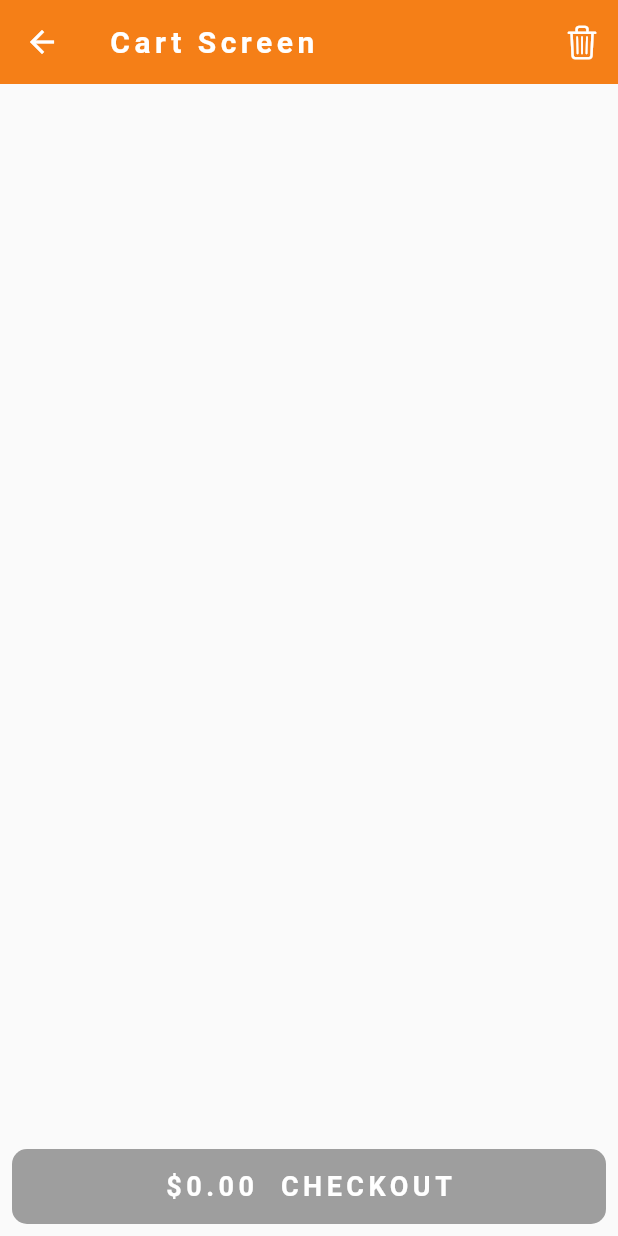
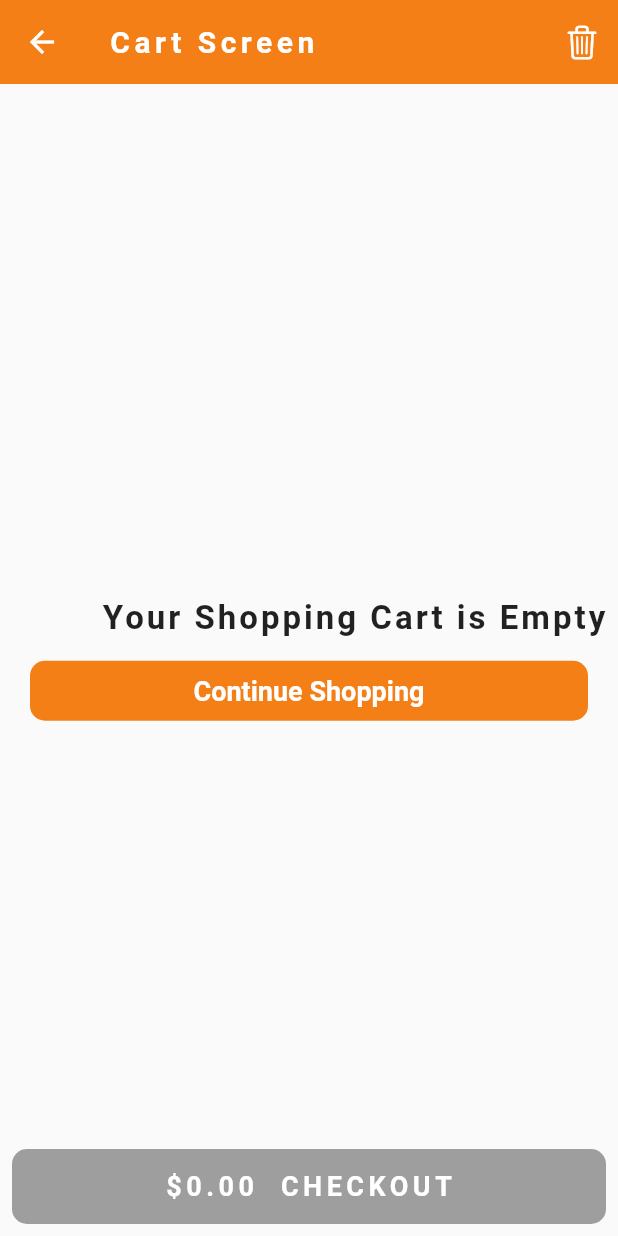
Before and after one commit to Nurujjaman329/Ecommerce-Sports, a Flutter app: the CartScreen screen opened directly, on a phone screen of 412 x 824 dp. Run offline on Flutter 3.47's test engine with Material 2 defaults, Android fonts, the phone set to English and light mode, and no system bars; our stand-ins replace cached_network_image, cloud_firestore, firebase_auth, firebase_core, firebase_storage, flutter_easyloading and 4 more; missing offline and left inert: country_state_city_picker, flutterfire_ui; accounts and stored records are empty; project files that could hold a hidden picture were left out.

Commit message:
Checking Cart

```diff
--- a/ecommerceapp/lib/views/buyers/nav_screens/cart_screen.dart
+++ b/ecommerceapp/lib/views/buyers/nav_screens/cart_screen.dart
@@ -30,11 +30,13 @@ class CartScreen extends StatelessWidget {
           ),
         ],
       ),
-      body: ListView.builder(
+      body: _cartProvider.getCartItem.isNotEmpty
+          ? ListView.builder(
               shrinkWrap: true,
               itemCount: _cartProvider.getCartItem.length,
               itemBuilder: (context, index) {
-            final cartData = _cartProvider.getCartItem.values.toList()[index];
+                final cartData =
+                    _cartProvider.getCartItem.values.toList()[index];
                 return Card(
                   child: SizedBox(
                     height: 175,
@@ -89,7 +91,8 @@ class CartScreen extends StatelessWidget {
                                           onPressed: cartData.quantity == 1
                                               ? null
                                               : () {
-                                              _cartProvider.decrement(cartData);
+                                                  _cartProvider
+                                                      .decrement(cartData);
                                                 },
                                           icon: Icon(
                                             CupertinoIcons.minus,
@@ -107,7 +110,8 @@ class CartScreen extends StatelessWidget {
                                                   cartData.quantity
                                               ? null
                                               : () {
-                                              _cartProvider.increment(cartData);
+                                                  _cartProvider
+                                                      .increment(cartData);
                                                 },
                                           icon: Icon(
                                             CupertinoIcons.plus,
@@ -119,7 +123,8 @@ class CartScreen extends StatelessWidget {
                                   ),
                                   IconButton(
                                     onPressed: () {
-                                  _cartProvider.removeItem(cartData.productId);
+                                      _cartProvider
+                                          .removeItem(cartData.productId);
                                     },
                                     icon: Icon(
                                       CupertinoIcons.cart_badge_minus,
@@ -134,46 +139,46 @@ class CartScreen extends StatelessWidget {
                     ),
                   ),
                 );
-          }),
-      //body: Center(
-      //  child: Column(
-      //    mainAxisAlignment: MainAxisAlignment.center,
-      //    children: [
-      //      Padding(
-      //        padding: const EdgeInsets.only(left: 60.0),
-      //        child: Text(
-      //          'Your Shopping Cart is Empty',
-      //          style: TextStyle(
-      //            fontSize: 22,
-      //            fontWeight: FontWeight.bold,
-      //            letterSpacing: 2,
-      //          ),
-      //        ),
-      //      ),
-      //      SizedBox(
-      //        height: 15,
-      //      ),
-      //      Container(
-      //        height: 40,
-      //        width: MediaQuery.of(context).size.width - 40,
-      //        decoration: BoxDecoration(
-      //          color: Colors.yellow.shade900,
-      //          borderRadius: BorderRadius.circular(10),
-      //        ),
-      //        child: Center(
-      //          child: Text(
-      //            'Continue Shopping',
-      //            style: TextStyle(
-      //              fontWeight: FontWeight.bold,
-      //              fontSize: 18,
-      //              color: Colors.white,
-      //            ),
-      //          ),
-      //        ),
-      //      ),
-      //    ],
-      //  ),
-      //),
+              })
+          : Center(
+              child: Column(
+                mainAxisAlignment: MainAxisAlignment.center,
+                children: [
+                  Padding(
+                    padding: const EdgeInsets.only(left: 60.0),
+                    child: Text(
+                      'Your Shopping Cart is Empty',
+                      style: TextStyle(
+                        fontSize: 22,
+                        fontWeight: FontWeight.bold,
+                        letterSpacing: 2,
+                      ),
+                    ),
+                  ),
+                  SizedBox(
+                    height: 15,
+                  ),
+                  Container(
+                    height: 40,
+                    width: MediaQuery.of(context).size.width - 40,
+                    decoration: BoxDecoration(
+                      color: Colors.yellow.shade900,
+                      borderRadius: BorderRadius.circular(10),
+                    ),
+                    child: Center(
+                      child: Text(
+                        'Continue Shopping',
+                        style: TextStyle(
+                          fontWeight: FontWeight.bold,
+                          fontSize: 18,
+                          color: Colors.white,
+                        ),
+                      ),
+                    ),
+                  ),
+                ],
+              ),
+            ),
       bottomSheet: Padding(
         padding: const EdgeInsets.all(8.0),
         child: InkWell(
```
Lines whose indentation alone changed are shown as unchanged.
